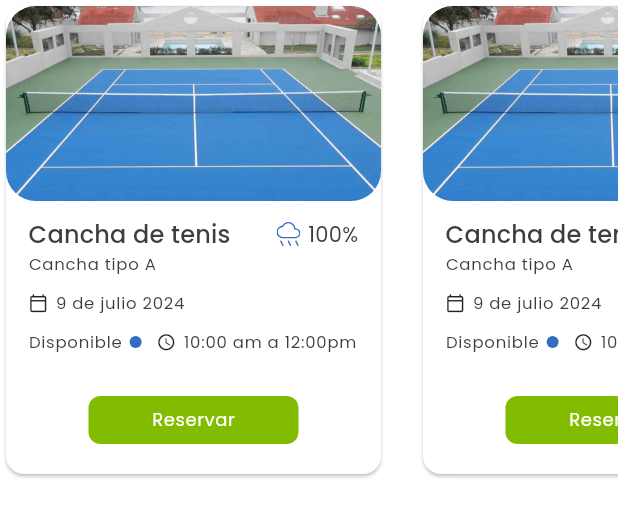
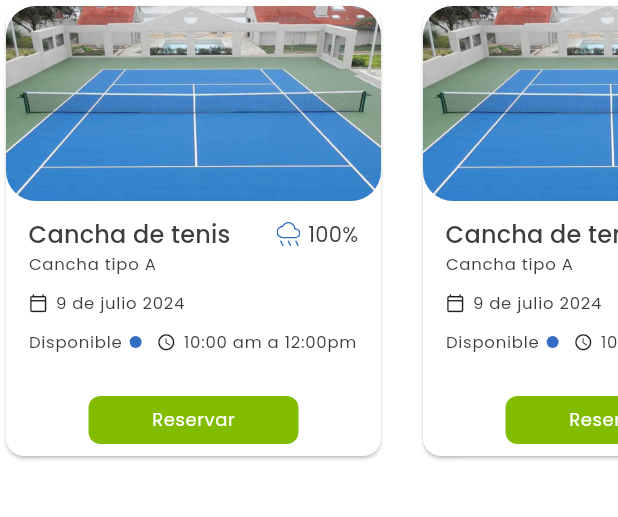
Before and after one commit to Danthology96/tennis-court-app, a Flutter app: the CourtsHorizontalListView widget shown alone on an empty page, opened directly, on a phone screen of 412 x 824 dp. Shown: the top 517 px of the screen. Run offline on Flutter 3.47's test engine with Material 3 defaults, Android fonts, the phone set to English and light mode, and no system bars; our stand-ins replace bot_toast, equatable, flutter_bloc, flutter_form_builder, flutter_secure_storage, flutter_svg and 3 more; accounts and stored records are empty; generated files the repository leaves out were written again.

Commit message:
💄 Added variable height on court card

```diff
--- a/lib/features/reserve/presentation/screens/home_page.dart
+++ b/lib/features/reserve/presentation/screens/home_page.dart
@@ -50,16 +50,21 @@ class CourtsHorizontalListView extends StatelessWidget {
 
   @override
   Widget build(BuildContext context) {
-    return SizedBox(
-      height: 320,
-      child: ListView.separated(
-        scrollDirection: Axis.horizontal,
-        physics: const BouncingScrollPhysics(),
-        itemCount: 3,
-        separatorBuilder: (context, index) => const SizedBox(width: 20),
-        itemBuilder: (context, index) {
-          return const ReserveCard();
-        },
+    return const SingleChildScrollView(
+      scrollDirection: Axis.horizontal,
+      physics: BouncingScrollPhysics(),
+      child: Row(
+        children: [
+          ReserveCard(),
+          SizedBox(
+            width: 20,
+          ),
+          ReserveCard(),
+          SizedBox(
+            width: 20,
+          ),
+          ReserveCard(),
+        ],
       ),
     );
   }
```
